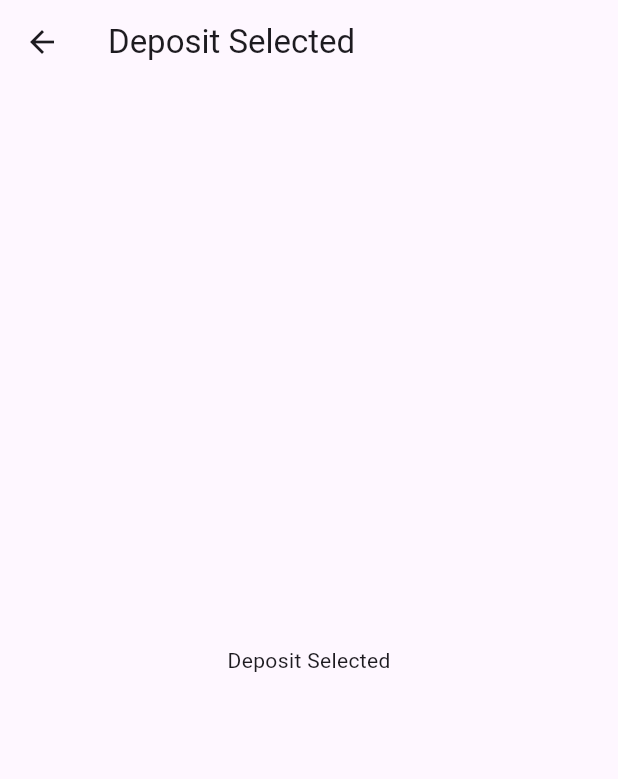
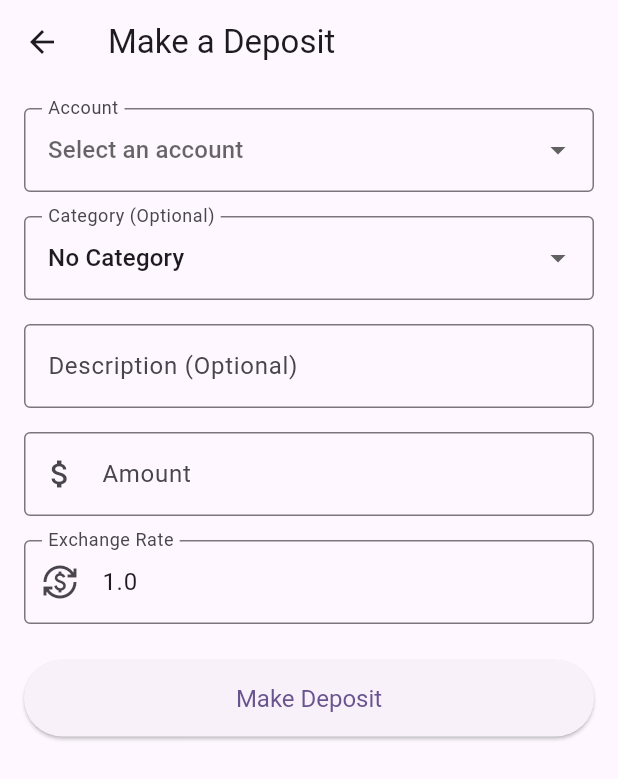
Before and after one commit to Klaz1k/MultiCurrencyFinance, a Flutter app: the SelectTransactionTypeScreen screen opened directly, after a tap on "Deposit", on a phone screen of 412 x 824 dp. Shown: the top 779 px of the screen. Run offline on Flutter 3.47's test engine with Material 3 defaults, Android fonts, the phone set to English and light mode, and no system bars.

Commit message:
Make Deposit Screen

```diff
--- a/multi_currency_finance/lib/controller/transaction/repository/memory_transaction_repository.dart
+++ b/multi_currency_finance/lib/controller/transaction/repository/memory_transaction_repository.dart
@@ -7,7 +7,7 @@ import 'package:multi_currency_finance/model/transaction/transaction.dart';
 
 class MemoryTransactionRepository implements ITransactionRepository {
   // final List<Transaction> _transactionList = [];
-  final List<Transaction> _transactionList = [Transaction(id: "1", transactionType: TransactionType.Deposit, date: DateTime.now(), currencyId: "1", transactedAmount: [BalanceAmount(amount: 100, exchangeRate: 25)], relatedAccountId: "1")];
+  final List<Transaction> _transactionList = [Transaction(id: "1", transactionType: TransactionType.Deposit, description: 'Test Description',date: DateTime.now(), currencyId: "1", transactedAmount: [BalanceAmount(amount: 100, exchangeRate: 25)], relatedAccountId: "1")];
   static final MemoryTransactionRepository _instance = MemoryTransactionRepository._();
 
   static MemoryTransactionRepository get instance {
--- a/multi_currency_finance/lib/controller/transaction/services/get_all_transactions_service.dart
+++ b/multi_currency_finance/lib/controller/transaction/services/get_all_transactions_service.dart
@@ -39,6 +39,7 @@ class GetAllTransactionsService implements IService<GetAllTransactionsRequest, G
           type: transaction.transactionType,
           date: transaction.date,
           currencySymbol: currencySymbol,
+          description: transaction.description,
           balanceList: transaction.transactedAmount,
           totalAmount: transaction.getTotalTransacted(),
           exchangedTotal: transaction.getExchangedTotal(),
--- a/multi_currency_finance/lib/main.dart
+++ b/multi_currency_finance/lib/main.dart
@@ -39,11 +39,13 @@ class MyApp extends StatelessWidget {
 }
 
 class BottomNavBar extends StatefulWidget {
+  const BottomNavBar({super.key});
+
   @override
-  _BottomNavBarState createState() => _BottomNavBarState();
+  BottomNavBarState createState() => BottomNavBarState();
 }
 
-class _BottomNavBarState extends State<BottomNavBar> {
+class BottomNavBarState extends State<BottomNavBar> {
   int _page = 0;
   // final GlobalKey<CurvedNavigationBarState> _bottomNavigationKey = GlobalKey();
   final List<Widget> _screens = [AccountsScreen(), TransactionsScreen()];
--- /dev/null
+++ b/multi_currency_finance/lib/view/transaction/make_deposit_screen.dart
@@ -0,0 +1,287 @@
+import 'package:flutter/material.dart';
+import 'package:multi_currency_finance/controller/account/repository/memory_account_repository.dart';
+import 'package:multi_currency_finance/controller/account/services/get_all_accounts_service.dart';
+import 'package:multi_currency_finance/controller/common/services/service.interface.dart';
+import 'package:multi_currency_finance/controller/currency/repository/memory_currency_repository.dart';
+import 'package:multi_currency_finance/controller/transaction/repository/memory_transaction_repository.dart';
+import 'package:multi_currency_finance/controller/transaction/services/make_deposit_service.dart';
+import 'package:multi_currency_finance/model/common/result/result.dart';
+
+
+// Temp data for Categories
+
+class CategoryData {
+  final String id;
+  final String name;
+
+  CategoryData({required this.id, required this.name});
+}
+
+// --- Mock Services ---
+class MockCategoryService {
+  Future<List<CategoryData>> getCategories() async {
+    await Future.delayed(
+      const Duration(milliseconds: 800),
+    ); // Simulate network delay
+    return []; // For now, lets just reflect the "No Category" option
+  }
+}
+// --- Screen Widget ---
+
+class MakeDepositScreen extends StatefulWidget {
+  const MakeDepositScreen({super.key});
+
+  @override
+  State<MakeDepositScreen> createState() => _MakeDepositScreenState();
+}
+
+class _MakeDepositScreenState extends State<MakeDepositScreen> {
+  final _formKey = GlobalKey<FormState>();
+  final _descriptionController = TextEditingController();
+  final _amountController = TextEditingController();
+  final _exchangeRateController = TextEditingController(text: '1.0');
+
+  // final _accountService = MockAccountService();
+  final _categoryService = MockCategoryService();
+
+  final IService<GetAllAccountsRequest, GetAllAccountsResponse> _getAllAccountsService = GetAllAccountsService(accountRepository: MemoryAccountRepository.instance, currencyRepository: MemoryCurrencyRepository.instance);
+  final IService<MakeDepositRequest, MakeDepositResponse> _makeDepositService = MakeDepositService(transactionRepository: MemoryTransactionRepository.instance, accountRepository: MemoryAccountRepository.instance);
+
+  late Future<Result<GetAllAccountsResponse>> _accountsFuture;
+  late Future<List<CategoryData>> _categoriesFuture;
+
+  String? _selectedAccountId;
+  String? _selectedCategoryId;
+
+  @override
+  void initState() {
+    super.initState();
+    _accountsFuture = _getAllAccountsService.execute(GetAllAccountsRequest());
+    _categoriesFuture = _categoryService.getCategories();
+  }
+
+  @override
+  void dispose() {
+    _descriptionController.dispose();
+    _amountController.dispose();
+    _exchangeRateController.dispose();
+    super.dispose();
+  }
+
+  void _submitForm() {
+    if (_formKey.currentState!.validate()) {
+      _formKey.currentState!.save();
+
+      // final depositRequest = MakeDepositRequest(
+      //   accountId: _selectedAccountId!,
+      //   categoryId: _selectedCategoryId,
+      //   description: _descriptionController.text.trim(),
+      //   amount: double.parse(_amountController.text),
+      //   exchangeRate: double.parse(_exchangeRateController.text),
+      // );
+
+      this._makeDepositService.execute(
+        MakeDepositRequest(
+          accountId: _selectedAccountId!,
+          categoryId: _selectedCategoryId,
+          description: _descriptionController.text.trim(),
+          amount: double.parse(_amountController.text),
+          exchangeRate: double.parse(_exchangeRateController.text)
+        )
+      );
+
+      // ignore: avoid_print
+      // print('Submitting Deposit: $depositRequest');
+
+      if (mounted) {
+        Navigator.of(context).pop(true);
+      }
+    }
+  }
+
+  @override
+  Widget build(BuildContext context) {
+    return Scaffold(
+      appBar: AppBar(title: const Text('Make a Deposit')),
+      body: SingleChildScrollView(
+        child: Padding(
+          padding: const EdgeInsets.all(16.0),
+          child: Form(
+            key: _formKey,
+            child: Column(
+              crossAxisAlignment: CrossAxisAlignment.stretch,
+              children: <Widget>[
+                // Account Dropdown
+                _buildAccountDropdown(),
+                const SizedBox(height: 16),
+
+                // Category Dropdown
+                _buildCategoryDropdown(),
+                const SizedBox(height: 16),
+
+                // Description
+                TextFormField(
+                  controller: _descriptionController,
+                  decoration: const InputDecoration(
+                    labelText: 'Description (Optional)',
+                    border: OutlineInputBorder(),
+                  ),
+                ),
+                const SizedBox(height: 16),
+
+                // Amount
+                TextFormField(
+                  controller: _amountController,
+                  decoration: const InputDecoration(
+                    labelText: 'Amount',
+                    border: OutlineInputBorder(),
+                    prefixIcon: Icon(Icons.attach_money),
+                  ),
+                  keyboardType: const TextInputType.numberWithOptions(
+                    decimal: true,
+                  ),
+                  validator: (value) {
+                    if (value == null || value.isEmpty) {
+                      return 'Please enter an amount';
+                    }
+                    final number = double.tryParse(value);
+                    if (number == null) {
+                      return 'Please enter a valid number';
+                    }
+                    if (number <= 0) {
+                      return 'Amount must be positive';
+                    }
+                    return null;
+                  },
+                ),
+                const SizedBox(height: 16),
+
+                // Exchange Rate
+                TextFormField(
+                  controller: _exchangeRateController,
+                  decoration: const InputDecoration(
+                    labelText: 'Exchange Rate',
+                    border: OutlineInputBorder(),
+                    prefixIcon: Icon(Icons.currency_exchange),
+                  ),
+                  keyboardType: const TextInputType.numberWithOptions(
+                    decimal: true,
+                  ),
+                  validator: (value) {
+                    if (value == null || value.isEmpty) {
+                      return 'Please enter an exchange rate';
+                    }
+                    final number = double.tryParse(value);
+                    if (number == null) {
+                      return 'Please enter a valid number';
+                    }
+                    if (number <= 0) {
+                      return 'Exchange rate must be positive';
+                    }
+                    return null;
+                  },
+                ),
+                const SizedBox(height: 24),
+
+                // Submit Button
+                ElevatedButton(
+                  onPressed: _submitForm,
+                  style: ElevatedButton.styleFrom(
+                    padding: const EdgeInsets.symmetric(vertical: 16),
+                    textStyle: const TextStyle(fontSize: 16),
+                  ),
+                  child: const Text('Make Deposit'),
+                ),
+              ],
+            ),
+          ),
+        ),
+      ),
+    );
+  }
+
+  Widget _buildAccountDropdown() {
+    return FutureBuilder<Result<GetAllAccountsResponse>>(
+      future: _accountsFuture,
+      builder: (context, snapshot) {
+        if (snapshot.connectionState == ConnectionState.waiting) {
+          return const Center(child: CircularProgressIndicator());
+        }
+        if (snapshot.hasError) {
+          return Center(child: Text('Error: ${snapshot.error}'));
+        }
+        if (!snapshot.hasData) {
+          return const Center(child: Text('Unexpected Error'));
+        }
+        if (snapshot.data!.isError) {
+          return Center(child: Text('Error: ${snapshot.data!.error}'));
+        }
+
+        return DropdownButtonFormField<String>(
+          value: _selectedAccountId,
+          decoration: const InputDecoration(
+            labelText: 'Account',
+            border: OutlineInputBorder(),
+          ),
+          hint: const Text('Select an account'),
+          items: snapshot.data!.value.accounts.map((account) {
+            return DropdownMenuItem<String>(
+              value: account.id,
+              child: Text(account.name),
+            );
+          }).toList(),
+          onChanged: (value) {
+            setState(() {
+              _selectedAccountId = value;
+            });
+          },
+          validator: (value) =>
+              value == null ? 'Please select an account' : null,
+        );
+      },
+    );
+  }
+
+  Widget _buildCategoryDropdown() {
+    return FutureBuilder<List<CategoryData>>(
+      future: _categoriesFuture,
+      builder: (context, snapshot) {
+        if (snapshot.connectionState == ConnectionState.waiting) {
+          return const Center(child: CircularProgressIndicator());
+        }
+        if (snapshot.hasError) {
+          return Center(child: Text('Error: ${snapshot.error}'));
+        }
+
+        final items = [
+          const DropdownMenuItem<String>(
+            value: null,
+            child: Text('No Category'),
+          ),
+          if (snapshot.hasData)
+            ...snapshot.data!.map((category) {
+              return DropdownMenuItem<String>(
+                value: category.id,
+                child: Text(category.name),
+              );
+            }),
+        ];
+
+        return DropdownButtonFormField<String>(
+          value: _selectedCategoryId,
+          decoration: const InputDecoration(
+            labelText: 'Category (Optional)',
+            border: OutlineInputBorder(),
+          ),
+          hint: const Text('Select a category'),
+          items: items,
+          onChanged: (value) {
+            setState(() {
+              _selectedCategoryId = value;
+            });
+          },
+        );
+      },
+    );
+  }
+}
--- a/multi_currency_finance/lib/view/transaction/select_transaction_type_screen.dart
+++ b/multi_currency_finance/lib/view/transaction/select_transaction_type_screen.dart
@@ -1,4 +1,5 @@
 import 'package:flutter/material.dart';
+import 'package:multi_currency_finance/view/transaction/make_deposit_screen.dart';
 
 class SelectTransactionTypeScreen extends StatelessWidget {
   const SelectTransactionTypeScreen({super.key});
@@ -16,10 +17,11 @@ class SelectTransactionTypeScreen extends StatelessWidget {
                 Navigator.push(
                   context,
                   MaterialPageRoute(
-                    builder: (context) =>
-                        const PlaceholderScreen(transactionType: 'Deposit'),
+                    builder: (context) => MakeDepositScreen(),
                   ),
-                );
+                ).then((result) {
+                  if (result == true && context.mounted) Navigator.pop(context, true);
+                });
               },
               child: const Text('Deposit'),
             ),
```
Also changed, not shown: multi_currency_finance/lib/view/transaction/transactions_screen.dart (+12 -6 lines).
